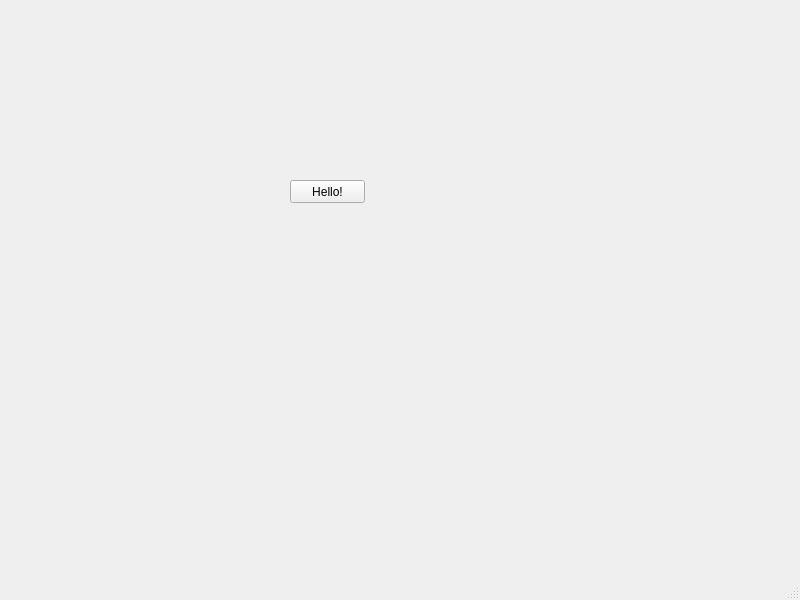
Qt form client-webasm/client-webasm/mainwindow.ui (introlab/openteraplus) before a commit.
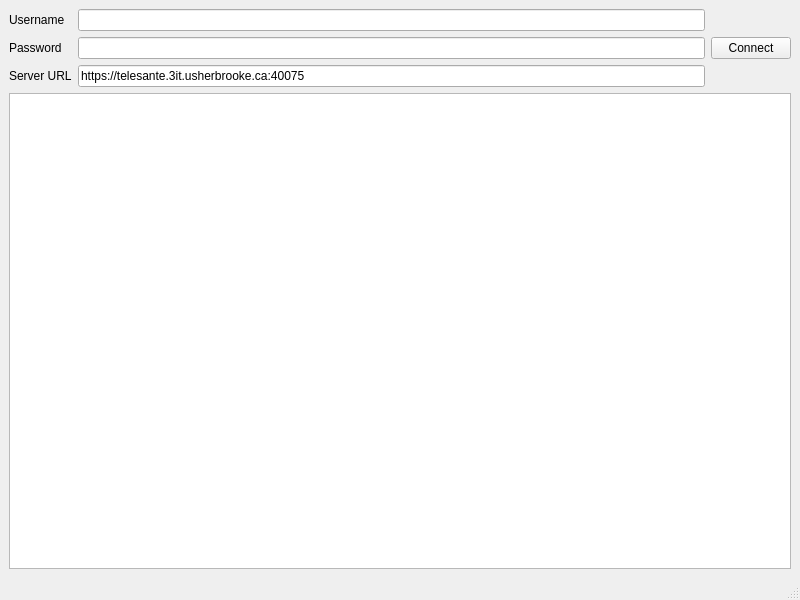
The same form after that commit.

The edit to the form file:
```diff
--- a/client-webasm/client-webasm/mainwindow.ui
+++ b/client-webasm/client-webasm/mainwindow.ui
@@ -14,19 +14,70 @@
    <string>MainWindow</string>
   </property>
   <widget class="QWidget" name="centralwidget">
-   <widget class="QPushButton" name="pushButton">
-    <property name="geometry">
-     <rect>
-      <x>290</x>
-      <y>180</y>
-      <width>75</width>
-      <height>23</height>
-     </rect>
-    </property>
-    <property name="text">
-     <string>Hello!</string>
-    </property>
-   </widget>
+   <layout class="QVBoxLayout" name="verticalLayout">
+    <item>
+     <layout class="QHBoxLayout" name="horizontalLayout">
+      <item>
+       <layout class="QFormLayout" name="formLayout">
+        <item row="0" column="0">
+         <widget class="QLabel" name="userNameLabel">
+          <property name="text">
+           <string>Username</string>
+          </property>
+         </widget>
+        </item>
+        <item row="0" column="1">
+         <widget class="QLineEdit" name="usernameLineEdit"/>
+        </item>
+        <item row="1" column="0">
+         <widget class="QLabel" name="passwordLabel">
+          <property name="text">
+           <string>Password</string>
+          </property>
+         </widget>
+        </item>
+        <item row="1" column="1">
+         <widget class="QLineEdit" name="passwordLineEdit">
+          <property name="echoMode">
+           <enum>QLineEdit::Password</enum>
+          </property>
+         </widget>
+        </item>
+        <item row="2" column="1">
+         <widget class="QLineEdit" name="serverLineEdit">
+          <property name="text">
+           <string>https://telesante.3it.usherbrooke.ca:40075</string>
+          </property>
+         </widget>
+        </item>
+        <item row="2" column="0">
+         <widget class="QLabel" name="serverURLLabel">
+          <property name="text">
+           <string>Server URL</string>
+          </property>
+         </widget>
+        </item>
+       </layout>
+      </item>
+      <item>
+       <widget class="QPushButton" name="connectButton">
+        <property name="maximumSize">
+         <size>
+          <width>100</width>
+          <height>16777215</height>
+         </size>
+        </property>
+        <property name="text">
+         <string>Connect</string>
+        </property>
+       </widget>
+      </item>
+     </layout>
+    </item>
+    <item>
+     <widget class="QTextEdit" name="textEdit"/>
+    </item>
+   </layout>
   </widget>
   <widget class="QMenuBar" name="menubar">
    <property name="geometry">
```
